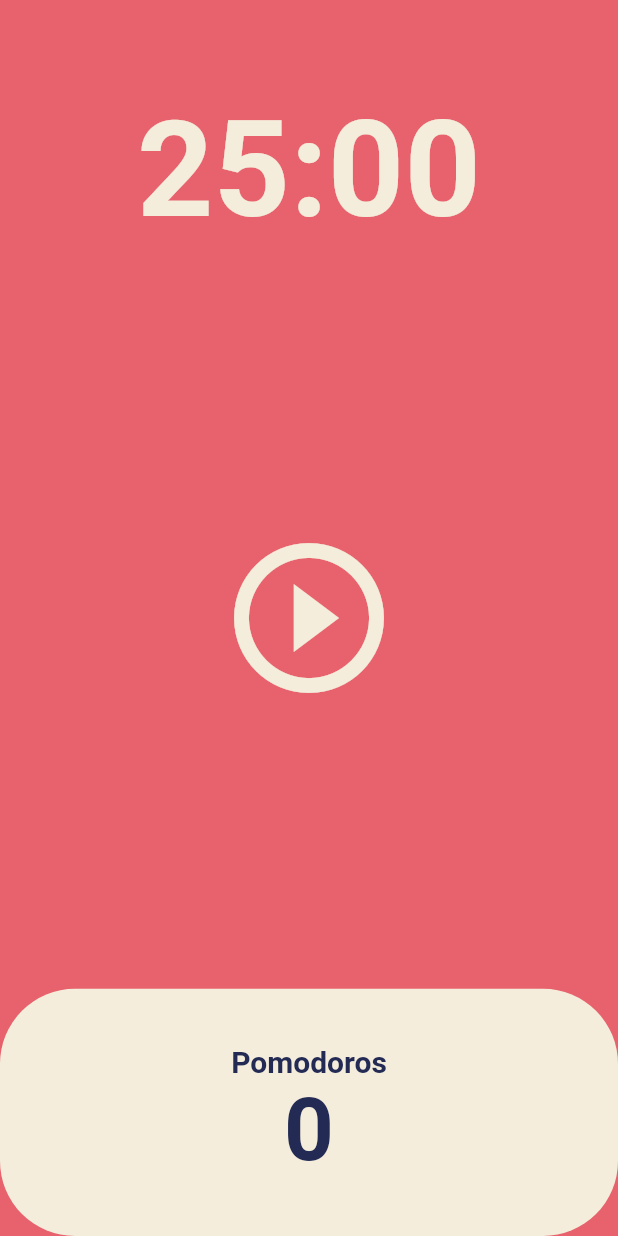
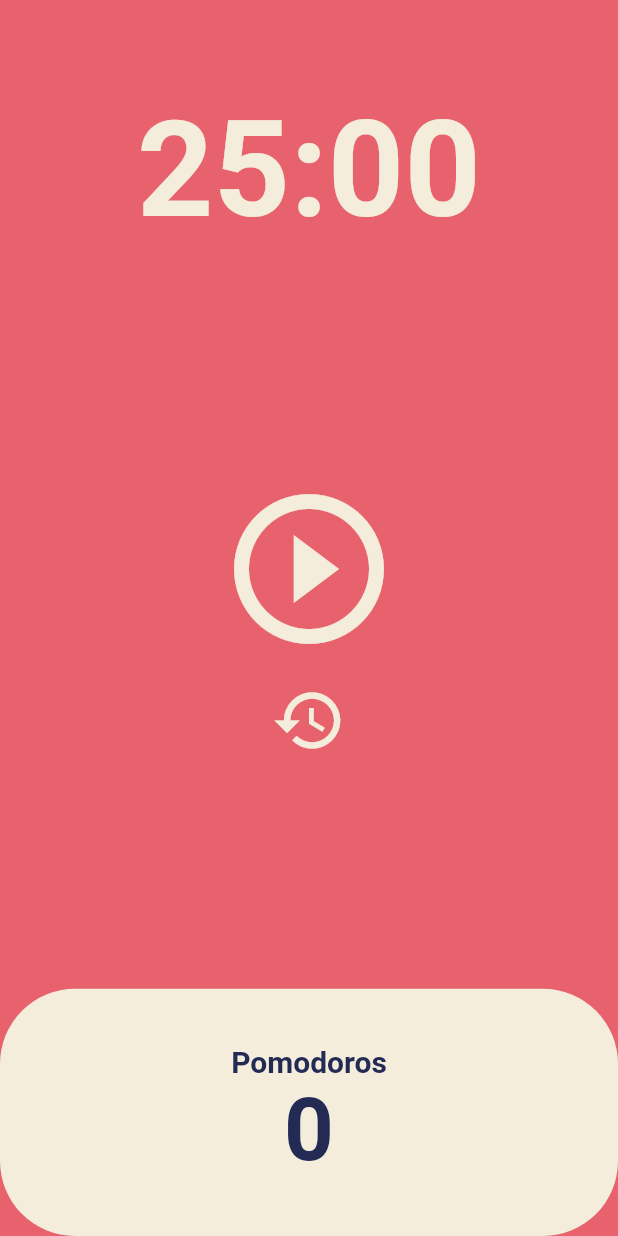
Before and after one commit to seokguu/230127_nomad_ui, a Flutter app: the screen it shows after launch, on a phone screen of 412 x 824 dp. Run offline on Flutter 3.47's test engine with Material 2 defaults, Android fonts, the phone set to English and light mode, and no system bars.

Commit message:
code challenge

```diff
--- a/lib/screens/home_screen.dart
+++ b/lib/screens/home_screen.dart
@@ -48,6 +48,12 @@ class _HomeScreenState extends State<HomeScreen> {
     });
   }
 
+  void onResetPressed() {
+    setState(() {
+      totalSeconds = twentyFiveMinute;
+    });
+  }
+
   String format(int seconds) {
     var duration = Duration(seconds: seconds);
     return duration.toString().split('.').first.substring(2, 7);
@@ -75,8 +81,10 @@ class _HomeScreenState extends State<HomeScreen> {
           ),
           Flexible(
             flex: 3,
-            child: Center(
-              child: IconButton(
+            child: Column(
+              mainAxisAlignment: MainAxisAlignment.center,
+              children: [
+                IconButton(
                   color: Theme.of(context).cardColor,
                   iconSize: 120,
                   onPressed: isRunning ? onPausePressed : onStartPressed,
@@ -84,6 +92,13 @@ class _HomeScreenState extends State<HomeScreen> {
                       ? Icons.pause_circle_outline
                       : Icons.play_circle_outline),
                 ),
+                IconButton(
+                  color: Theme.of(context).cardColor,
+                  iconSize: 50,
+                  onPressed: onResetPressed,
+                  icon: const Icon(Icons.restore),
+                )
+              ],
             ),
           ),
           Flexible(
```
Lines whose indentation alone changed are shown as unchanged.
